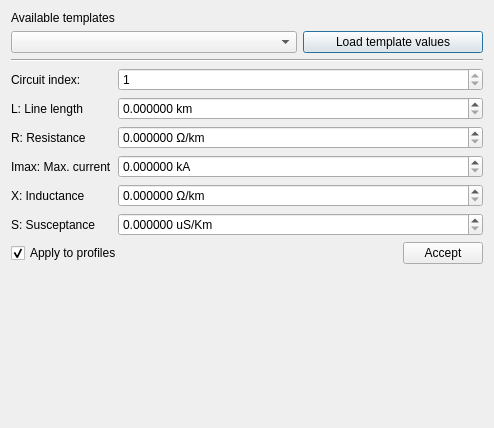
Qt form src/VeraGrid/Gui/DeviceEditors/LineEditor/line_editor_gui.ui (SanPen/VeraGrid) before a commit.
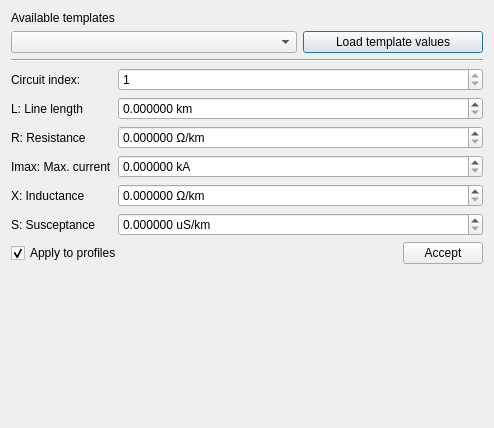
The same form after that commit.

```diff
--- a/src/VeraGrid/Gui/DeviceEditors/LineEditor/line_editor_gui.ui
+++ b/src/VeraGrid/Gui/DeviceEditors/LineEditor/line_editor_gui.ui
@@ -175,7 +175,7 @@
    <item row="10" column="1">
     <widget class="QDoubleSpinBox" name="susceptanceSpinBox">
      <property name="suffix">
-      <string> uS/Km</string>
+      <string> uS/km</string>
      </property>
      <property name="decimals">
       <number>6</number>
```
